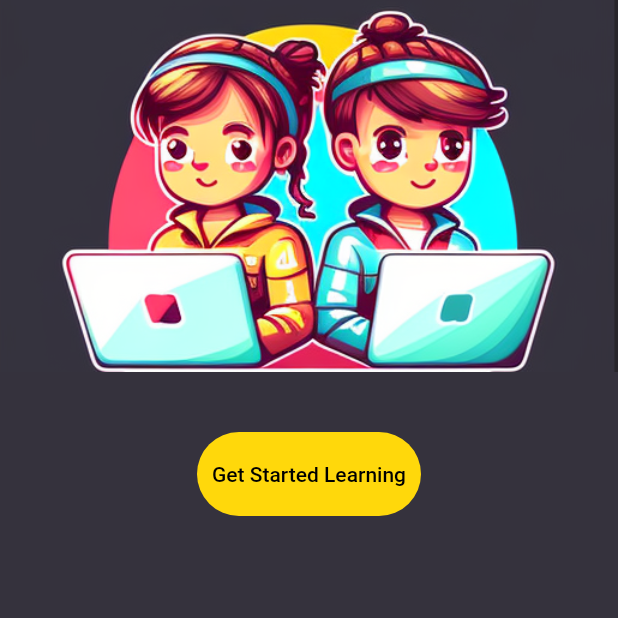
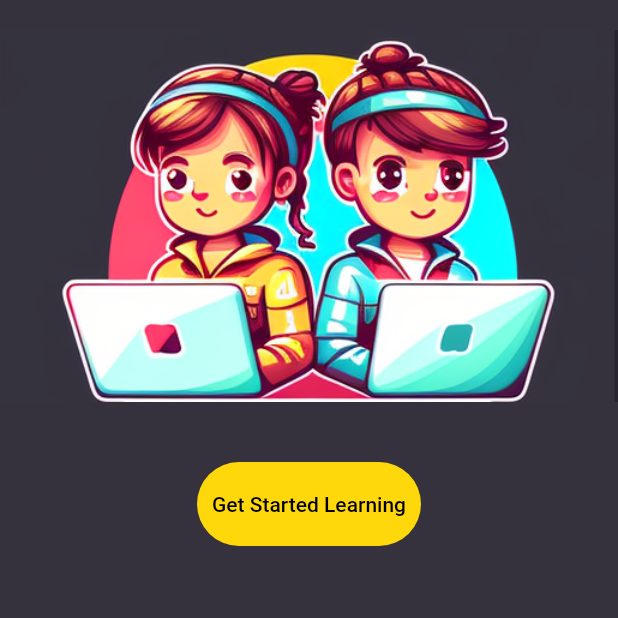
Before and after one commit to Chamidilshan/learn_programming, a Flutter app: the screen it shows after launch, on a phone screen of 412 x 824 dp, the top half of it. Run offline on Flutter 3.47's test engine with Material 2 defaults, Android fonts, the phone set to English and light mode, and no system bars.

Commit message:
added started page

```diff
--- a/lib/pages/started_page.dart
+++ b/lib/pages/started_page.dart
@@ -6,29 +6,32 @@ class StartedPage extends StatelessWidget {
   @override
   Widget build(BuildContext context) {
     return Scaffold(
-      backgroundColor: Color(0xFF35323d),
+      backgroundColor: const Color(0xFF35323d),
       body: Column(
         children: <Widget>[
+          SizedBox(
+            height: 20.0,
+          ),
           Image.asset('images/stpge.png',
           ),
-          SizedBox(
+          const SizedBox(
             height: 40.0,
           ),
           ElevatedButton(
               onPressed: () {},
-              child: Text(
-                'Get Started Learning'
-              ),
             style: ElevatedButton.styleFrom(
-              backgroundColor: Color(0xFFffd80b),
+              backgroundColor: const Color(0xFFffd80b),
               foregroundColor: Colors.black,
               elevation: 0,
-              shape: StadiumBorder(),
-              padding: EdgeInsets.symmetric(
+              shape: const StadiumBorder(),
+              padding: const EdgeInsets.symmetric(
                 vertical: 20.0,
                 horizontal: 10.0,
               )
             ),
+              child: const Text(
+                'Get Started Learning'
+              ),
           )
         ],
       ),
```
